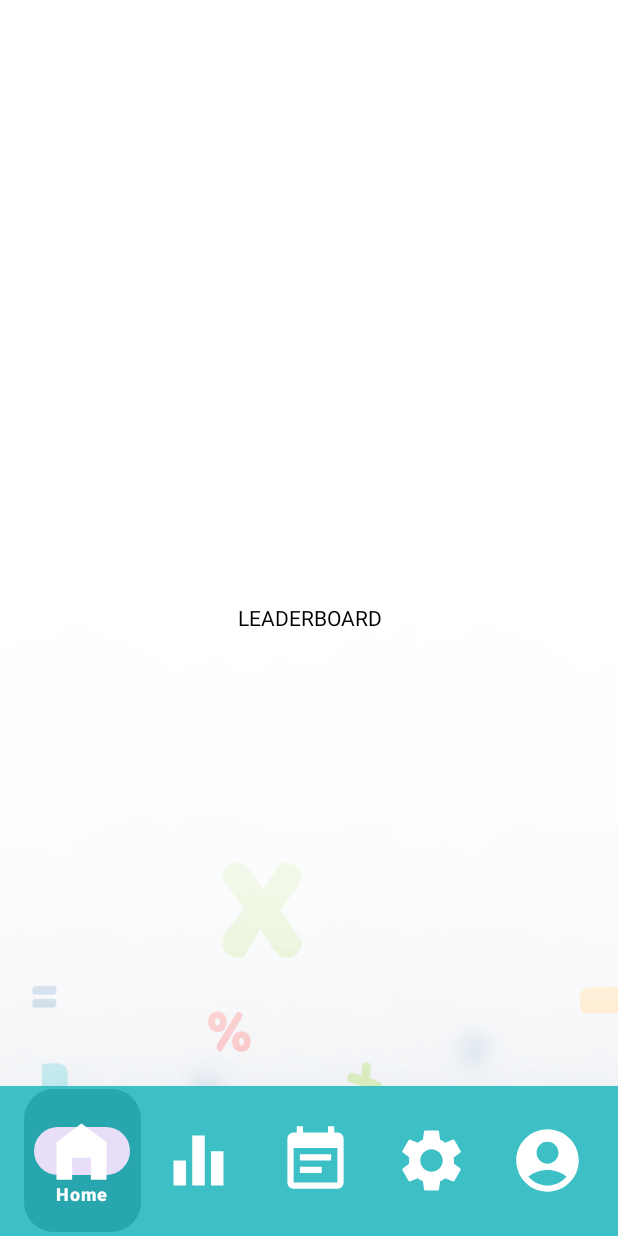
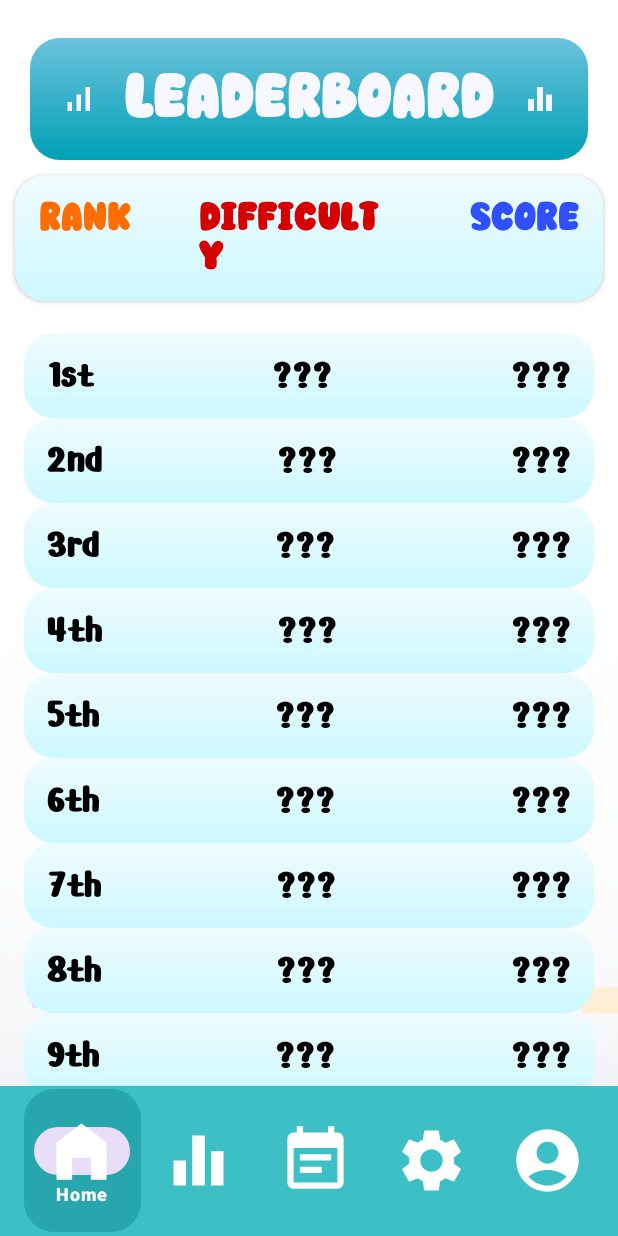
Before and after one commit to barrozojp/MDAS-Quest, an Android app: the fragment LeaderboardFragment placed in its activity, on a phone screen of 412 x 824 dp. Run offline under Robolectric (Android 15) with nearby library versions, the phone set to English and light mode, and no system bars.

Commit message:
Added LAYOUT for Leaderboard Fragment

```diff
--- a/app/build.gradle.kts
+++ b/app/build.gradle.kts
@@ -55,4 +55,6 @@ dependencies {
 
     // LOTTIE ANIMATION
     implementation("com.airbnb.android:lottie:5.2.0")
+    //RECYCLER VIEW
+    implementation("androidx.recyclerview:recyclerview:1.3.2")
 }
--- /dev/null
+++ b/app/src/main/java/com/codeofduty/mdas_rpg/LeaderboardAdapter.kt
@@ -0,0 +1,34 @@
+package com.codeofduty.mdas_rpg
+
+import android.view.LayoutInflater
+import android.view.View
+import android.view.ViewGroup
+import android.widget.TextView
+import androidx.recyclerview.widget.RecyclerView
+
+class LeaderboardAdapter(private val leaderboardItems: List<LeaderboardItem>) :
+    RecyclerView.Adapter<LeaderboardAdapter.LeaderboardViewHolder>() {
+
+    class LeaderboardViewHolder(itemView: View) : RecyclerView.ViewHolder(itemView) {
+        val rank: TextView = itemView.findViewById(R.id.rank)
+        val difficulty: TextView = itemView.findViewById(R.id.difficulty)
+        val totalScore: TextView = itemView.findViewById(R.id.total_score)
+    }
+
+    override fun onCreateViewHolder(parent: ViewGroup, viewType: Int): LeaderboardViewHolder {
+        val view = LayoutInflater.from(parent.context)
+            .inflate(R.layout.item_leaderboard, parent, false)
+        return LeaderboardViewHolder(view)
+    }
+
+    override fun onBindViewHolder(holder: LeaderboardViewHolder, position: Int) {
+        val item = leaderboardItems[position]
+        holder.rank.text = item.rank
+        holder.difficulty.text = item.difficulty
+        holder.totalScore.text = item.totalScore
+    }
+
+    override fun getItemCount(): Int {
+        return leaderboardItems.size
+    }
+}
--- a/app/src/main/java/com/codeofduty/mdas_rpg/LeaderboardFragment.kt
+++ b/app/src/main/java/com/codeofduty/mdas_rpg/LeaderboardFragment.kt
@@ -5,17 +5,41 @@ import androidx.fragment.app.Fragment
 import android.view.LayoutInflater
 import android.view.View
 import android.view.ViewGroup
+import androidx.recyclerview.widget.LinearLayoutManager
+import androidx.recyclerview.widget.RecyclerView
 
 
 class LeaderboardFragment : Fragment() {
-
+    private lateinit var recyclerView: RecyclerView
+    private lateinit var adapter: LeaderboardAdapter
+    private lateinit var leaderboardItems: List<LeaderboardItem>
 
     override fun onCreateView(
         inflater: LayoutInflater, container: ViewGroup?,
         savedInstanceState: Bundle?
     ): View? {
-        // Inflate the layout for this fragment
-        return inflater.inflate(R.layout.fragment_leaderboard, container, false)
+        val view = inflater.inflate(R.layout.fragment_leaderboard, container, false)
+        recyclerView = view.findViewById(R.id.recycler_view_leaderboard)
+        recyclerView.layoutManager = LinearLayoutManager(context)
+
+        // Sample data, replace with your actual data
+        leaderboardItems = listOf(
+            LeaderboardItem("1st", "???", "???"),
+            LeaderboardItem("2nd", "???", "???"),
+            LeaderboardItem("3rd", "???", "???"),
+            LeaderboardItem("4th", "???", "???"),
+            LeaderboardItem("5th", "???", "???"),
+            LeaderboardItem("6th", "???", "???"),
+            LeaderboardItem("7th", "???", "???"),
+            LeaderboardItem("8th", "???", "???"),
+            LeaderboardItem("9th", "???", "???"),
+            LeaderboardItem("10th", "???", "???")
+
+            )
+
+        adapter = LeaderboardAdapter(leaderboardItems)
+        recyclerView.adapter = adapter
+
+        return view
     }
-
 }
--- /dev/null
+++ b/app/src/main/java/com/codeofduty/mdas_rpg/LeaderboardItem.kt
@@ -0,0 +1,7 @@
+package com.codeofduty.mdas_rpg
+
+data class LeaderboardItem(
+    val rank: String,
+    val difficulty: String,
+    val totalScore: String
+)
--- /dev/null
+++ b/app/src/main/res/drawable/gradient_whiteblue.xml
@@ -0,0 +1,11 @@
+<?xml version="1.0" encoding="utf-8"?>
+<shape xmlns:android="http://schemas.android.com/apk/res/android">
+    <gradient
+        android:angle="90"
+        android:startColor="#CBF9FF"
+        android:endColor="#F0FBFF"
+        android:type="linear" />
+
+    <corners
+        android:radius="20dp" />
+</shape>
--- a/app/src/main/res/layout/fragment_leaderboard.xml
+++ b/app/src/main/res/layout/fragment_leaderboard.xml
@@ -1,17 +1,92 @@
 <?xml version="1.0" encoding="utf-8"?>
-<FrameLayout xmlns:android="http://schemas.android.com/apk/res/android"
+<RelativeLayout xmlns:android="http://schemas.android.com/apk/res/android"
+    xmlns:app="http://schemas.android.com/apk/res-auto"
     xmlns:tools="http://schemas.android.com/tools"
     android:layout_width="match_parent"
     android:layout_height="match_parent"
     android:background="@drawable/background_design"
     tools:context=".LeaderboardFragment">
 
-    <!-- TODO: Update blank fragment layout -->
     <TextView
+        android:id="@+id/leaderboard"
+        android:layout_width="wrap_content"
+        android:layout_height="wrap_content"
+        android:padding="20dp"
+        android:layout_alignParentStart="true"
+        android:layout_marginStart="20dp"
+        android:layout_marginEnd="20dp"
+        android:layout_alignParentEnd="true"
+        android:fontFamily="@font/boldreel"
+        android:layout_marginTop="25dp"
+        android:background="@drawable/gradient_button"
+        android:text="Leaderboard"
+        android:textAlignment="center"
+        android:textColor="#F6F7FF"
+        android:textSize="40sp"
+        app:drawableStartCompat="@drawable/baseline_signal_cellular_alt_24"
+        app:drawableEndCompat="@drawable/baseline_equalizer_24"
+        app:drawableTint="#F6F7FF" />
+
+    <androidx.cardview.widget.CardView
+        android:id="@+id/card_view_table"
+        android:layout_width="match_parent"
+        android:layout_height="wrap_content"
+        android:layout_below="@id/leaderboard"
+        android:layout_marginTop="10dp"
+        android:layout_marginStart="10dp"
+        android:layout_marginEnd="10dp"
+        android:elevation="8dp"
+        android:background="#FFFFFF"
+        app:cardCornerRadius="20dp">
+
+        <RelativeLayout
+            android:layout_width="match_parent"
+            android:layout_height="match_parent"
+            android:background="@drawable/gradient_whiteblue"
+            android:padding="16dp">
+            <TextView
+                android:id="@+id/rank"
+                android:layout_width="wrap_content"
+                android:layout_height="wrap_content"
+                android:layout_alignParentStart="true"
+                android:fontFamily="@font/boldreel"
+                android:text="RANK"
+                android:textColor="#FF6D00"
+                android:textSize="25sp" />
+
+            <TextView
+                android:id="@+id/difficulty"
+                android:layout_width="wrap_content"
+                android:layout_height="wrap_content"
+                android:layout_marginStart="45dp"
+                android:layout_marginEnd="45dp"
+                android:layout_toStartOf="@+id/total_score"
+                android:layout_toEndOf="@+id/rank"
+                android:fontFamily="@font/boldreel"
+                android:text="Difficulty"
+                android:textColor="#D50000"
+                android:textSize="25sp" />
+
+            <TextView
+                android:id="@+id/total_score"
+                android:layout_width="wrap_content"
+                android:layout_height="wrap_content"
+                android:layout_alignParentEnd="true"
+                android:fontFamily="@font/boldreel"
+                android:text="Score"
+                android:textColor="#304FFE"
+                android:textSize="25sp" />
+
+        </RelativeLayout>
+    </androidx.cardview.widget.CardView>
+
+    <androidx.recyclerview.widget.RecyclerView
+        android:id="@+id/recycler_view_leaderboard"
         android:layout_width="match_parent"
         android:layout_height="match_parent"
-        android:gravity="center"
-        android:textColor="#000"
-        android:text="LEADERBOARD" />
+        android:layout_below="@id/card_view_table"
+        android:layout_marginTop="5dp"
+        android:padding="16dp"/>
 
-</FrameLayout>
+
+</RelativeLayout>
--- a/app/src/main/res/layout/fragment_settings.xml
+++ b/app/src/main/res/layout/fragment_settings.xml
@@ -19,6 +19,9 @@
         android:layout_marginTop="25dp"
         android:background="@drawable/gradient_button"
         android:text="SETTINGS"
+        android:drawableStart="@drawable/baseline_settings_24"
+        android:drawableEnd="@drawable/baseline_settings_24"
+        android:drawableTint="#F6F7FF"
         android:textAlignment="center"
         android:textColor="#F6F7FF"
         android:textSize="50sp" />
--- /dev/null
+++ b/app/src/main/res/layout/item_leaderboard.xml
@@ -0,0 +1,34 @@
+<?xml version="1.0" encoding="utf-8"?>
+<LinearLayout xmlns:android="http://schemas.android.com/apk/res/android"
+    android:layout_width="match_parent"
+    android:layout_height="wrap_content"
+    android:orientation="horizontal"
+    android:padding="15dp"
+    android:background="@drawable/gradient_whiteblue">
+
+    <TextView
+        android:id="@+id/rank"
+        android:layout_width="wrap_content"
+        android:layout_height="wrap_content"
+        android:fontFamily="@font/rantau"
+        android:textColor="#000000"
+        android:textSize="25sp" />
+
+    <TextView
+        android:id="@+id/difficulty"
+        android:layout_width="0dp"
+        android:layout_height="wrap_content"
+        android:layout_weight="1"
+        android:fontFamily="@font/rantau"
+        android:textColor="#000000"
+        android:textSize="25sp"
+        android:gravity="center" />
+
+    <TextView
+        android:id="@+id/total_score"
+        android:layout_width="wrap_content"
+        android:layout_height="wrap_content"
+        android:fontFamily="@font/rantau"
+        android:textColor="#000000"
+        android:textSize="25sp" />
+</LinearLayout>
```
